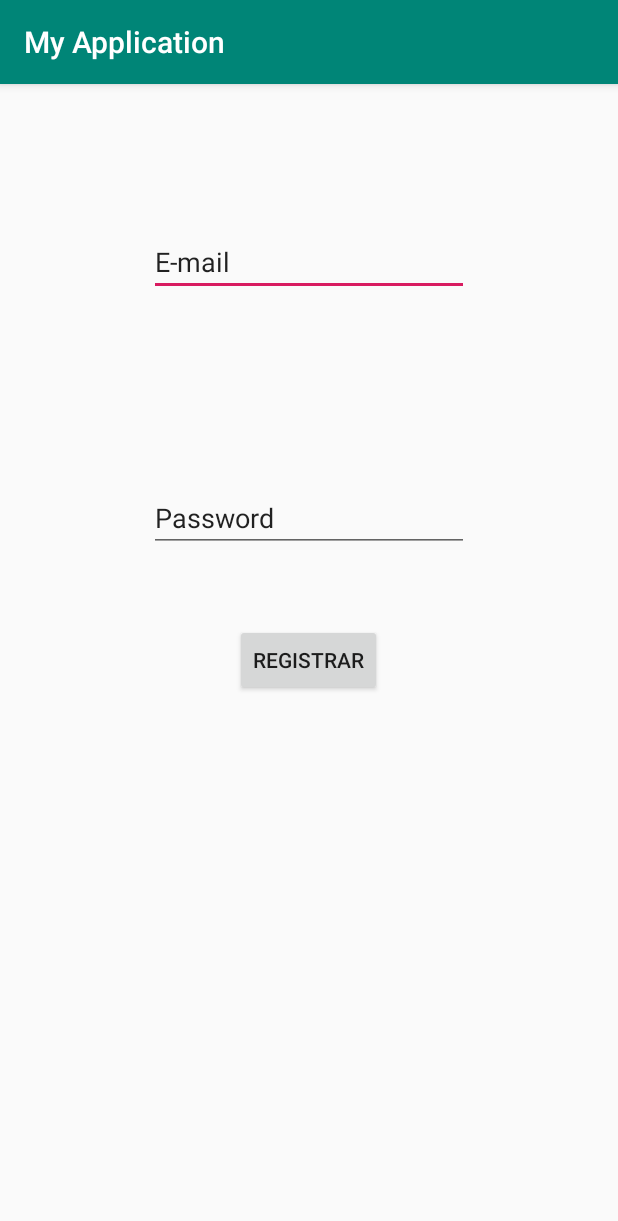
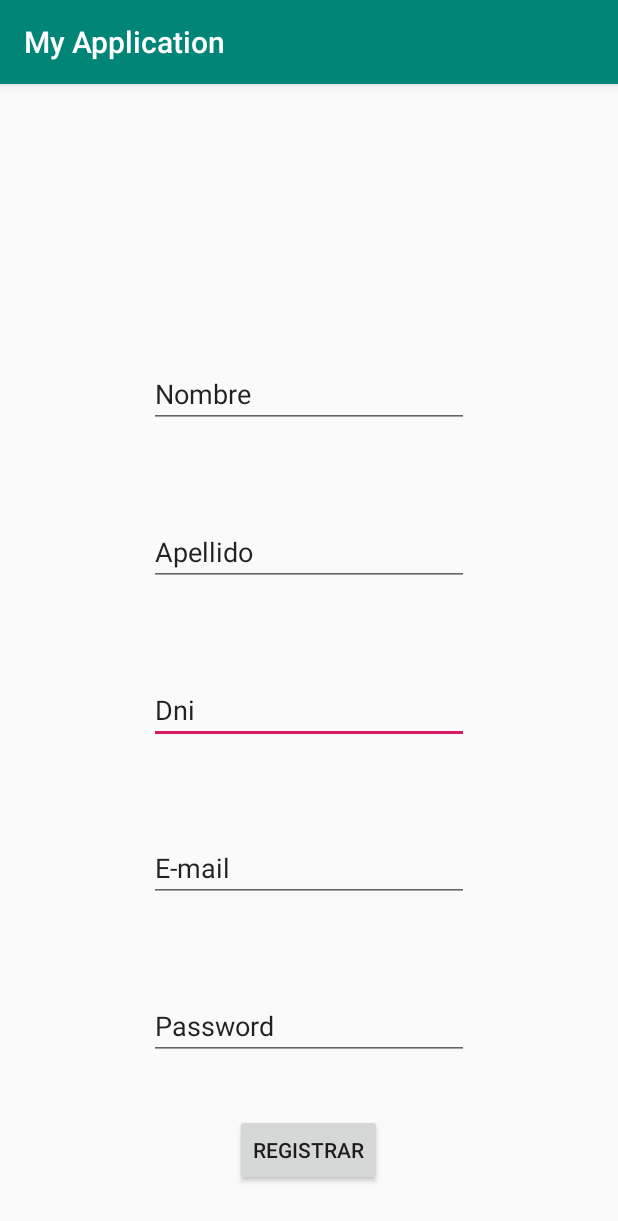
Before and after one commit to crisgnecco/TP2-android, an Android app: the CreacionDeUsuarioActivity screen opened directly, with no data from a screen before it, after a tap on "REGISTRAR", on a phone screen of 412 x 824 dp. Shown: the top 1221 px of the screen. Run offline under Robolectric (Android 15) with nearby library versions, the light colour scheme and no system bars.

Commit message:
detalles registro

```diff
--- a/practicaGeneral2/app/src/main/AndroidManifest.xml
+++ b/practicaGeneral2/app/src/main/AndroidManifest.xml
@@ -12,7 +12,6 @@
         android:label="@string/app_name"
         android:roundIcon="@mipmap/ic_launcher_round"
         android:supportsRtl="true"
-        android:theme="@style/AppTheme">
         android:theme="@style/AppTheme"
         android:usesCleartextTraffic="true">
 
--- a/practicaGeneral2/app/src/main/java/com/example/myapplication/CreacionDeUsuarioActivity.java
+++ b/practicaGeneral2/app/src/main/java/com/example/myapplication/CreacionDeUsuarioActivity.java
@@ -31,8 +31,7 @@ public class CreacionDeUsuarioActivity extends AppCompatActivity {
         setContentView(R.layout.activity_creacion_de_usuario);
     }
 
-
-
+        //TODO: buscar fuente
         public boolean hayConexionAInternet() {
             boolean connected = false;
             ConnectivityManager connectivityManager = (ConnectivityManager)getSystemService(Context.CONNECTIVITY_SERVICE);
@@ -53,13 +52,21 @@ public class CreacionDeUsuarioActivity extends AppCompatActivity {
         //obtener datos de editTexts
         EditText passView = findViewById(R.id.passEditText);
         EditText emailView = findViewById(R.id.emailEditText);
-
+        EditText nombreView = findViewById(R.id.nombreEditText);
+        EditText apellidoView = findViewById(R.id.apellidoEditText);
+        EditText dniView = findViewById(R.id.dniEditText);
 
         //Log.d("Debug", passView.getText().toString());
         //Log.d("Debug", emailView.getText().toString());
 
         String pass = passView.getText().toString();
         String email = emailView.getText().toString();
+
+        //TODO: validar email
+
+        String nombre= nombreView.getText().toString();
+        String apellido = apellidoView.getText().toString();
+        String dni = dniView.getText().toString();
 
         //verificar conexion
 
@@ -68,26 +75,29 @@ public class CreacionDeUsuarioActivity extends AppCompatActivity {
         }else{
 
             //conextar a WS
-            registrar(email, pass);
-
-            //hacer POST de datos de usuario para registrarlo
+            registrar(nombre, apellido, dni, email, pass);
         }
     }
 
-    private void registrar(String email, String pass) {
-
+    private void registrar(String nombre, String apellido, String dni, String email, String pass) {
 
         SoaRequest request = new SoaRequest();
 
+        //request.setName("Cris");
+        //request.setLastname("Gnecco");
+        // request.setDni(40024360);
+        //request.setEmail(email);
+          request.setDni(40024360);
+        //request.setEmail("cris.gneccoxd@gmail.com")
+        //request.setPassword("miercoles1");
+
         request.setEnv("TEST");
-        request.setName("Cris");
-        request.setLastname("Gnecco");
-
-        request.setDni(40024360);
+        request.setName(nombre);
+        request.setLastname(apellido);
+        //TODO: arreglar
+        //request.setDni(Long.getLong(dni));
         request.setEmail(email);
-        //request.setEmail("cris.gneccoxd@gmail.com");
         request.setPassword(pass);
-        request.setPassword("miercoles1");
         request.setCommission(3900);
         request.setGroup(7);
 
@@ -112,10 +122,7 @@ public class CreacionDeUsuarioActivity extends AppCompatActivity {
                         token = response.body().getToken();
 
                     }else{
-
-                        //TODO: ver cuando pones params incorrectos(ej, mail sin @) y como manejarlo
                         //Toast.makeText(getBaseContext(), "Error en registro: " +response.body().getSuccess() , Toast.LENGTH_LONG).show();
-
                     }
             }
 
@@ -125,8 +132,6 @@ public class CreacionDeUsuarioActivity extends AppCompatActivity {
             }
         });
 
-
-
     }
 
 }
--- a/practicaGeneral2/app/src/main/res/layout/activity_creacion_de_usuario.xml
+++ b/practicaGeneral2/app/src/main/res/layout/activity_creacion_de_usuario.xml
@@ -5,6 +5,18 @@
     android:layout_width="match_parent"
     android:layout_height="match_parent"
     tools:context=".CreacionDeUsuarioActivity">
+
+    <EditText
+        android:id="@+id/dniEditText"
+        android:layout_width="wrap_content"
+        android:layout_height="wrap_content"
+        android:layout_marginBottom="60dp"
+        android:ems="10"
+        android:inputType="textPersonName"
+        android:text="Dni"
+        app:layout_constraintBottom_toTopOf="@+id/emailEditText"
+        app:layout_constraintEnd_toEndOf="parent"
+        app:layout_constraintStart_toStartOf="parent" />
 
     <Button
         android:id="@+id/button3"
@@ -16,29 +28,54 @@
         app:layout_constraintEnd_toEndOf="parent"
         app:layout_constraintHorizontal_bias="0.498"
         app:layout_constraintStart_toStartOf="parent"
-        app:layout_constraintTop_toTopOf="parent" />
+        app:layout_constraintTop_toTopOf="parent"
+        app:layout_constraintVertical_bias="0.954" />
 
     <EditText
         android:id="@+id/emailEditText"
         android:layout_width="wrap_content"
         android:layout_height="wrap_content"
-        android:layout_marginTop="96dp"
+        android:layout_marginBottom="60dp"
         android:ems="10"
         android:inputType="textPersonName"
         android:text="E-mail"
+        app:layout_constraintBottom_toTopOf="@+id/passEditText"
         app:layout_constraintEnd_toEndOf="parent"
-        app:layout_constraintStart_toStartOf="parent"
-        app:layout_constraintTop_toTopOf="parent" />
+        app:layout_constraintStart_toStartOf="parent" />
 
     <EditText
         android:id="@+id/passEditText"
         android:layout_width="wrap_content"
         android:layout_height="wrap_content"
-        android:layout_marginBottom="48dp"
+        android:layout_marginBottom="36dp"
         android:ems="10"
         android:inputType="textPersonName"
         android:text="Password"
         app:layout_constraintBottom_toTopOf="@+id/button3"
         app:layout_constraintEnd_toEndOf="parent"
         app:layout_constraintStart_toStartOf="parent" />
+
+    <EditText
+        android:id="@+id/nombreEditText"
+        android:layout_width="wrap_content"
+        android:layout_height="wrap_content"
+        android:layout_marginBottom="60dp"
+        android:ems="10"
+        android:inputType="textPersonName"
+        android:text="Nombre"
+        app:layout_constraintBottom_toTopOf="@+id/apellidoEditText"
+        app:layout_constraintEnd_toEndOf="parent"
+        app:layout_constraintStart_toStartOf="parent" />
+
+    <EditText
+        android:id="@+id/apellidoEditText"
+        android:layout_width="wrap_content"
+        android:layout_height="wrap_content"
+        android:layout_marginBottom="60dp"
+        android:ems="10"
+        android:inputType="textPersonName"
+        android:text="Apellido"
+        app:layout_constraintBottom_toTopOf="@+id/dniEditText"
+        app:layout_constraintEnd_toEndOf="parent"
+        app:layout_constraintStart_toStartOf="parent" />
 </androidx.constraintlayout.widget.ConstraintLayout>
```
